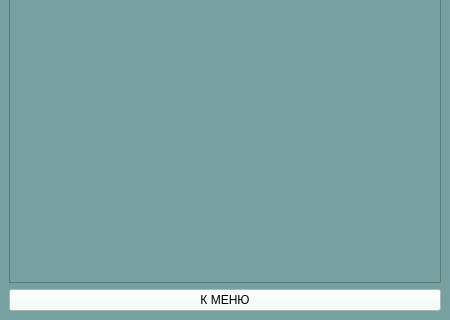
Above: theory.ui from xiaoticc/maths_project before the change; both pictures show x 0 to 450 and y 230 to 550 of the 450 by 550 pixel window. Below: the same form after it.
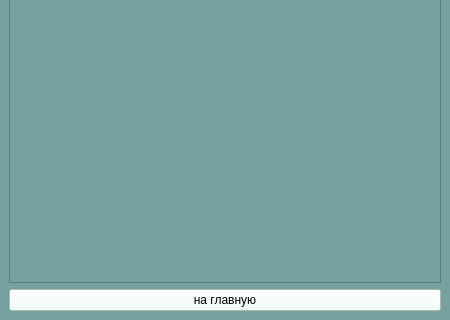
That is the form after the change.

Commit message: изменения кода

```diff
--- a/theory.ui
+++ b/theory.ui
@@ -5,6 +5,14 @@
   <property name="enabled">
    <bool>true</bool>
   </property>
+  <property name="geometry">
+   <rect>
+    <x>0</x>
+    <y>0</y>
+    <width>450</width>
+    <height>550</height>
+   </rect>
+  </property>
   <property name="sizePolicy">
    <sizepolicy hsizetype="Minimum" vsizetype="Minimum">
     <horstretch>0</horstretch>
@@ -61,7 +69,7 @@
 background-color: rgb(237, 255, 248);</string>
       </property>
       <property name="text">
-       <string>К МЕНЮ</string>
+       <string>на главную</string>
       </property>
      </widget>
     </item>
```
